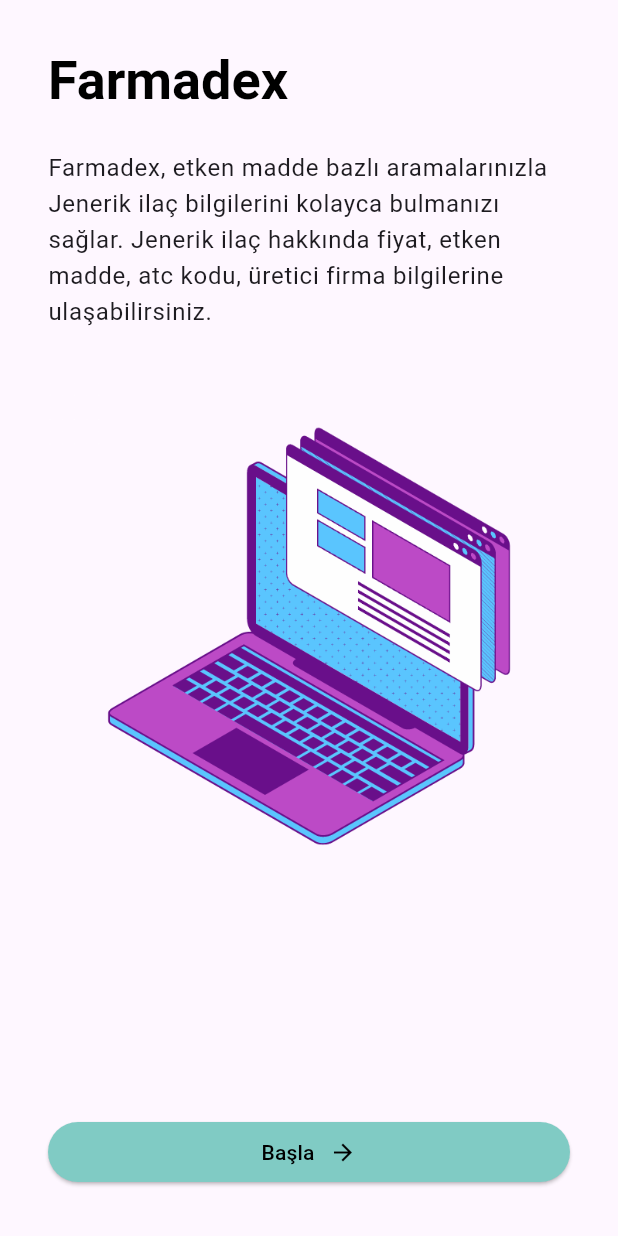
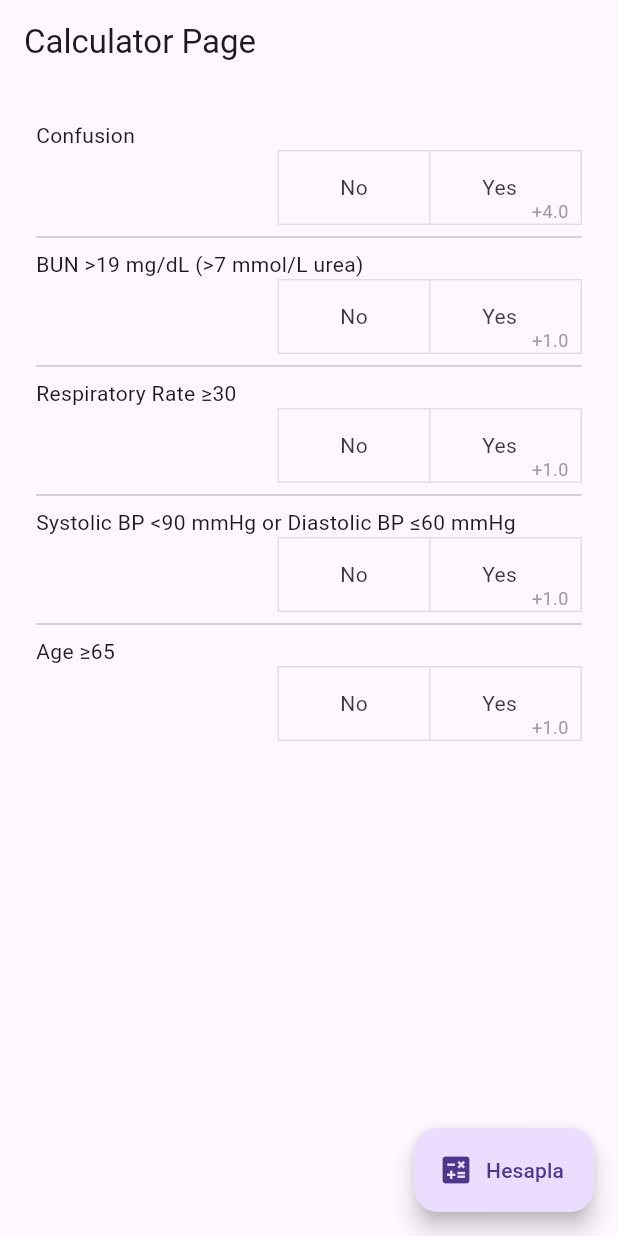
Before and after one commit to yakubsubasi/farmadex-flutter, a Flutter app: the screen it shows after launch, on a phone screen of 412 x 824 dp. Run offline on Flutter 3.47's test engine with Material 2 defaults, Android fonts, the phone set to English and light mode, and no system bars; our stand-ins replace flutter_riverpod, riverpod_annotation, supabase_flutter; accounts and stored records are empty; generated files the repository leaves out were written again.

Commit message:
Calculator Feature added

```diff
--- a/lib/main.dart
+++ b/lib/main.dart
@@ -1,6 +1,6 @@
 import 'package:farmadex/consts/supabase_key.dart';
-import 'package:farmadex/view/disease_detail/detail_page/detail_page.dart';
-import 'package:farmadex/view/landing_page/landing_page.dart';
+import 'package:farmadex/view/calculator/calculator_page.dart';
+import 'package:farmadex/view/calculator/widgets/binary_input.dart';
 import 'package:flutter/material.dart';
 import 'package:flutter_riverpod/flutter_riverpod.dart';
 import 'package:supabase_flutter/supabase_flutter.dart';
@@ -19,31 +19,53 @@ void main() async {
 class MyApp extends StatelessWidget {
   const MyApp({Key? key}) : super(key: key);
 
-  // This widget is the root of your application.
   @override
   Widget build(BuildContext context) {
     return MaterialApp(
       debugShowCheckedModeBanner: false,
-      title: 'Flutter Demo',
+      title: 'Farmadex',
       theme: ThemeData(
         useMaterial3: true,
         primarySwatch: Colors.blue,
       ),
-
-      home: const LandingPage(),
-      // material 3 enabled
-    );
-  }
-}
-
-class HomePage extends StatelessWidget {
-  const HomePage({Key? key}) : super(key: key);
-
-  @override
-  Widget build(BuildContext context) {
-    return Scaffold(
-      appBar: AppBar(
-        title: const Text('Hello World'),
+      home: CalculatorPageView(
+        children: [
+          BinaryInput(
+            trueLabel: 'Yes',
+            falseLabel: 'No',
+            label: 'Confusion',
+            trueScore: 4,
+            falseScore: 0,
+          ),
+          BinaryInput(
+            trueLabel: 'Yes',
+            falseLabel: 'No',
+            label: 'BUN >19 mg/dL (>7 mmol/L urea)',
+            trueScore: 1,
+            falseScore: 0,
+          ),
+          BinaryInput(
+            trueLabel: 'Yes',
+            falseLabel: 'No',
+            label: 'Respiratory Rate ≥30',
+            trueScore: 1,
+            falseScore: 0,
+          ),
+          BinaryInput(
+            trueLabel: 'Yes',
+            falseLabel: 'No',
+            label: 'Systolic BP <90 mmHg or Diastolic BP ≤60 mmHg',
+            trueScore: 1,
+            falseScore: 0,
+          ),
+          BinaryInput(
+            trueLabel: 'Yes',
+            falseLabel: 'No',
+            label: 'Age ≥65',
+            trueScore: 1,
+            falseScore: 0,
+          ),
+        ],
       ),
     );
   }
--- /dev/null
+++ b/lib/view/calculator/calculator_page.dart
@@ -0,0 +1,70 @@
+import 'package:farmadex/view/calculator/widgets/binary_input.dart';
+import 'package:flutter/material.dart';
+
+class CalculatorPageView extends StatefulWidget {
+  final List<BinaryInput> children;
+
+  CalculatorPageView({required this.children});
+
+  @override
+  _CalculatorPageViewState createState() => _CalculatorPageViewState();
+}
+
+class _CalculatorPageViewState extends State<CalculatorPageView> {
+  double _totalScore = 0;
+
+  @override
+  Widget build(BuildContext context) {
+    return Scaffold(
+      floatingActionButton: FloatingActionButton.extended(
+        onPressed: () {
+          setState(() {
+            _totalScore = 0;
+            widget.children.forEach((binaryInput) {
+              _totalScore += binaryInput.score;
+            });
+          });
+          showDialog(
+            context: context,
+            builder: (BuildContext context) {
+              return AlertDialog(
+                title: Text('Toplam Skor'),
+                content: Text(_totalScore.toString()),
+                actions: [
+                  TextButton(
+                    child: Text('Tamam'),
+                    onPressed: () {
+                      Navigator.of(context).pop();
+                    },
+                  ),
+                ],
+              );
+            },
+          );
+        },
+        label: Text('Hesapla'),
+        icon: Icon(Icons.calculate),
+      ),
+      appBar: AppBar(title: Text('Calculator Page')),
+      body: Padding(
+        padding: const EdgeInsets.all(24.0),
+        child: Column(
+          crossAxisAlignment: CrossAxisAlignment.start,
+          children: [
+            Expanded(
+              child: ListView.separated(
+                separatorBuilder: (BuildContext context, int index) =>
+                    const Divider(),
+                itemCount: widget.children.length,
+                itemBuilder: (BuildContext context, int index) {
+                  BinaryInput binaryInput = widget.children[index];
+                  return binaryInput;
+                },
+              ),
+            ),
+          ],
+        ),
+      ),
+    );
+  }
+}
--- /dev/null
+++ b/lib/view/calculator/widgets/binary_input.dart
@@ -0,0 +1,80 @@
+import 'package:flutter/material.dart';
+
+class BinaryInput extends StatefulWidget {
+  final String trueLabel;
+  final String falseLabel;
+  final String label;
+
+  final double trueScore;
+  final double falseScore;
+  double score = 0;
+
+  BinaryInput({
+    super.key,
+    required this.trueLabel,
+    required this.falseLabel,
+    required this.label,
+    required this.trueScore,
+    required this.falseScore,
+  });
+
+  @override
+  _BinaryInputState createState() => _BinaryInputState();
+}
+
+class _BinaryInputState extends State<BinaryInput> {
+  List<bool> _values = [false, false];
+
+  @override
+  Widget build(BuildContext context) {
+    return Column(
+      children: [
+        Align(alignment: Alignment.centerLeft, child: Text(widget.label)),
+        Align(
+          alignment: Alignment.centerRight,
+          child: ToggleButtons(
+            children: [
+              Container(
+                width: 100,
+                child: Align(
+                    alignment: Alignment.center,
+                    child: Text(widget.falseLabel)),
+              ),
+              Container(
+                padding: EdgeInsets.only(right: 8),
+                width: 100,
+                child: Stack(
+                  children: [
+                    Align(
+                      alignment: Alignment.center,
+                      child: Text(widget.trueLabel),
+                    ),
+                    Align(
+                      alignment: Alignment.bottomRight,
+                      child: Text(
+                        "+" + widget.trueScore.toString(),
+                        style: TextStyle(
+                          fontSize: 12,
+                          color: Colors.grey,
+                        ),
+                      ),
+                    ),
+                  ],
+                ),
+              )
+            ],
+            isSelected: _values,
+            onPressed: (index) {
+              setState(() {
+                _values = [false, false];
+                _values[index] = true;
+                widget.score =
+                    index == 0 ? widget.falseScore : widget.trueScore;
+              });
+            },
+          ),
+        ),
+      ],
+    );
+  }
+}
--- a/lib/view/search_page/search_page.dart
+++ b/lib/view/disease_list/search_page.dart
@@ -1,4 +1,4 @@
-import 'package:farmadex/view/search_page/provider/search_page_provider.dart';
+import 'package:farmadex/view/disease_list/provider/search_page_provider.dart';
 import 'package:flutter_riverpod/flutter_riverpod.dart';
 import 'package:flutter/material.dart';
 
--- a/lib/view/landing_page/landing_page.dart
+++ b/lib/view/landing_page/landing_page.dart
@@ -1,5 +1,6 @@
-import 'package:farmadex/view/search_page/search_page.dart';
 import 'package:flutter/material.dart';
+
+import '../disease_list/search_page.dart';
 
 class LandingPage extends StatelessWidget {
   const LandingPage({super.key});
@@ -44,8 +45,6 @@ class LandingPage extends StatelessWidget {
                 ),
                 ElevatedButton(
                     style: ElevatedButton.styleFrom(
-                      primary: Colors.teal[200],
-                      onPrimary: Colors.black,
                       shape: RoundedRectangleBorder(
                         borderRadius: BorderRadius.circular(32.0),
                       ),
```
Also changed, not shown: lib/view/disease_list/provider/search_page_provider.dart (renamed from lib/view/search_page/provider/search_page_provider.dart), lib/view/disease_list/provider/search_page_provider.g.dart (renamed from lib/view/search_page/provider/search_page_provider.g.dart).
